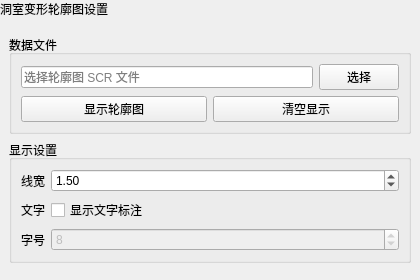
First picture: the form in plugins/Base_PostProcessing/PostContourReaderWidget.ui, repository asd977/base_cae, before the edit.
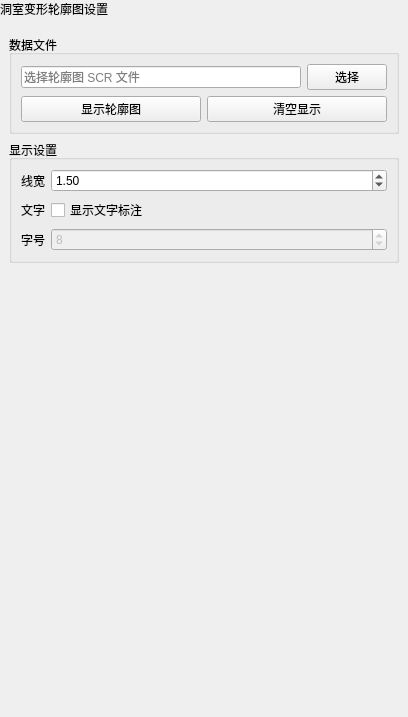
Second picture: the form after the edit.

What changed in the file:
```diff
--- a/plugins/Base_PostProcessing/PostContourReaderWidget.ui
+++ b/plugins/Base_PostProcessing/PostContourReaderWidget.ui
@@ -6,8 +6,8 @@
    <rect>
     <x>0</x>
     <y>0</y>
-    <width>420</width>
-    <height>280</height>
+    <width>408</width>
+    <height>717</height>
    </rect>
   </property>
   <property name="windowTitle">
```
Left out of the diff: 96 changed lines with no effect on the pictures.
